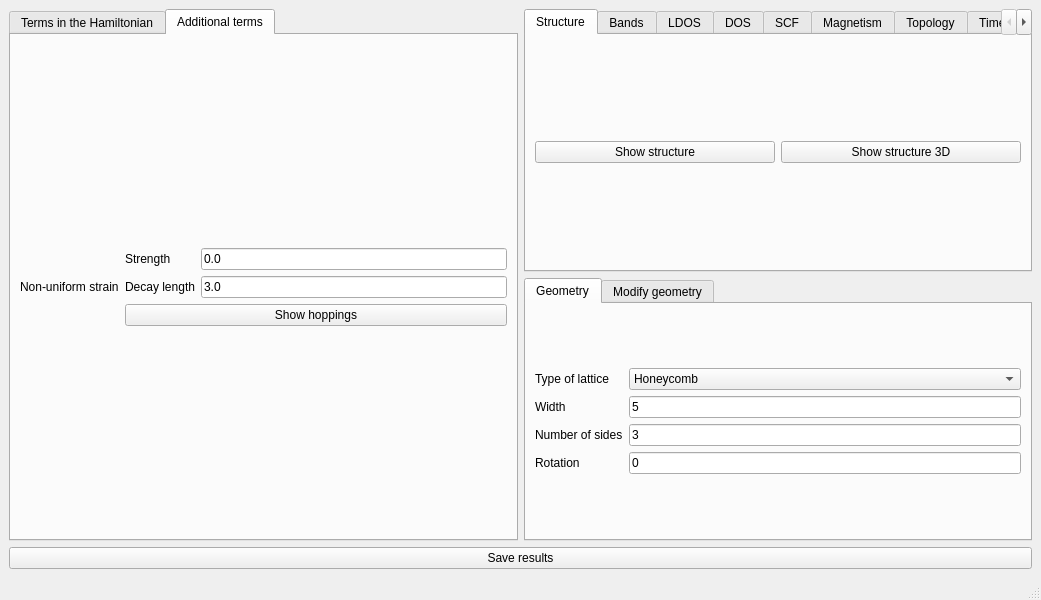
The window that interface-pyqt/0d/interface.ui (joselado/quantum-lattice) describes before a commit, drawn with Qt 5.
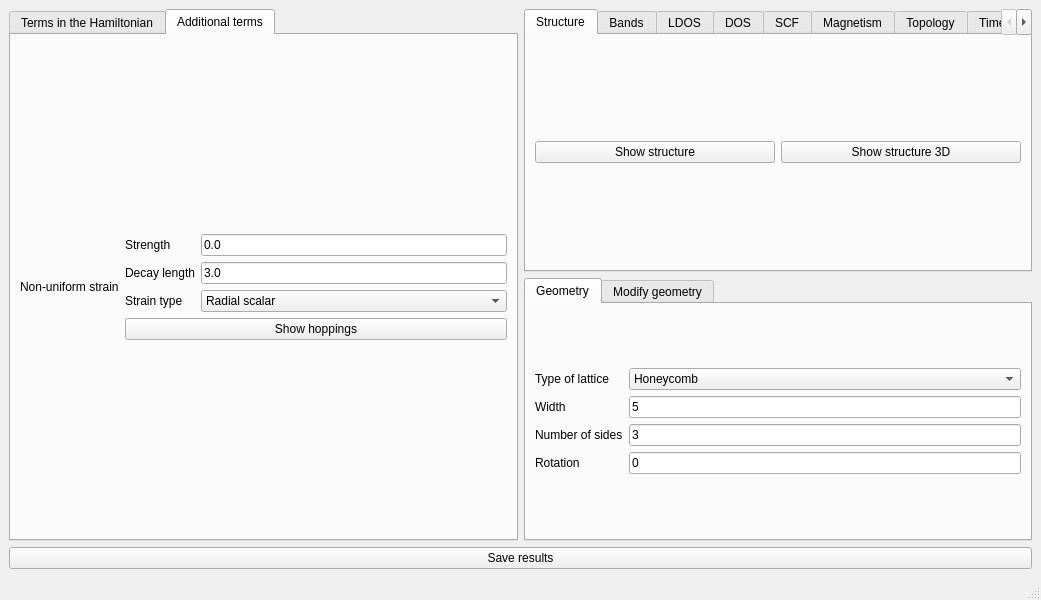
The same window after the commit. The open tabs and pages were chosen to show the change.

```diff
--- a/interface-pyqt/0d/interface.ui
+++ b/interface-pyqt/0d/interface.ui
@@ -297,13 +297,34 @@
               </property>
              </widget>
             </item>
-            <item row="2" column="0" colspan="2">
+            <item row="3" column="0" colspan="2">
              <widget class="QPushButton" name="show_hoppings">
               <property name="text">
                <string>Show hoppings</string>
               </property>
              </widget>
             </item>
+            <item row="2" column="1">
+             <widget class="QComboBox" name="strain_type">
+              <item>
+               <property name="text">
+                <string>Radial scalar</string>
+               </property>
+              </item>
+              <item>
+               <property name="text">
+                <string>Radial vector</string>
+               </property>
+              </item>
+             </widget>
+            </item>
+            <item row="2" column="0">
+             <widget class="QLabel" name="label_42">
+              <property name="text">
+               <string>Strain type</string>
+              </property>
+             </widget>
+            </item>
            </layout>
           </item>
          </layout>
```
